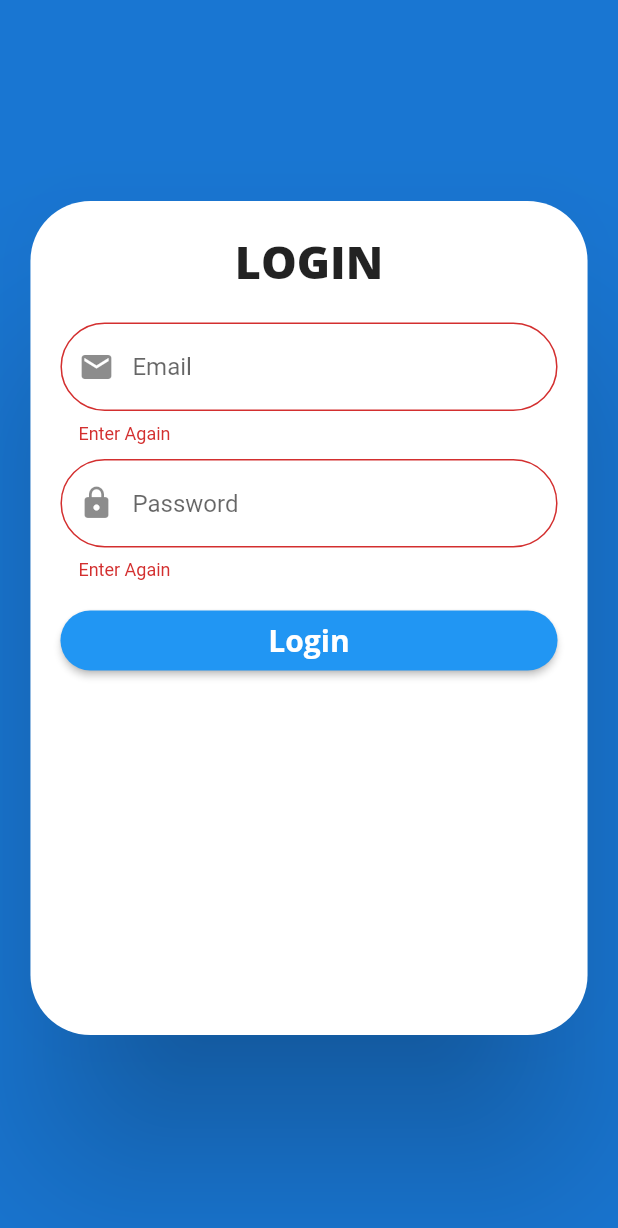
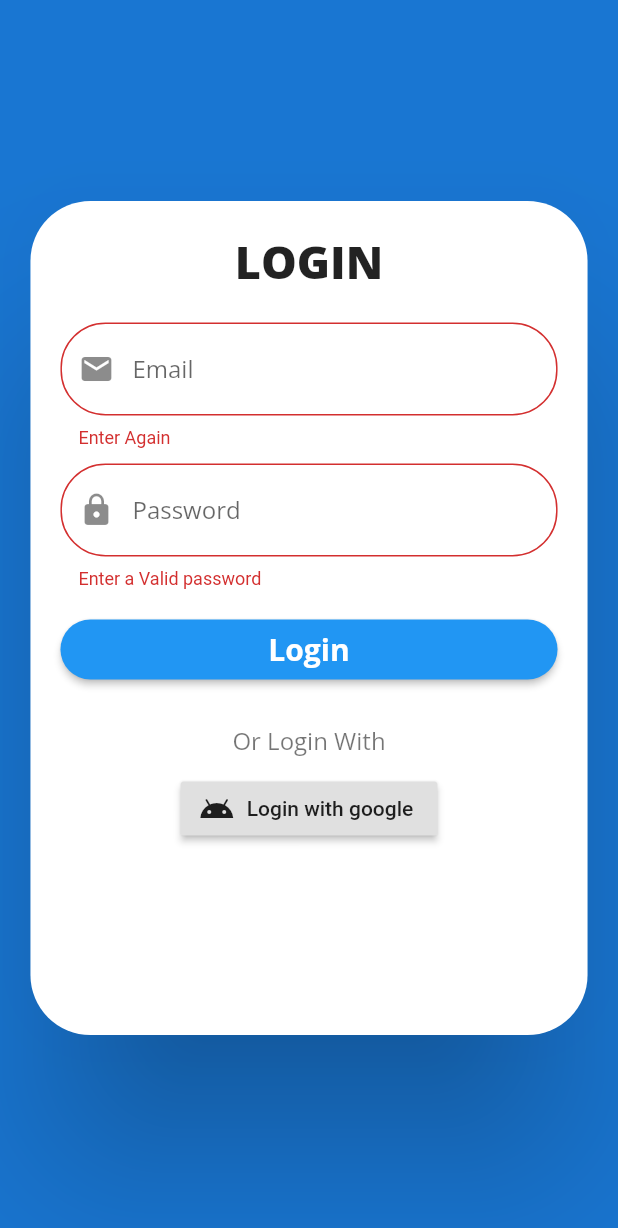
Before and after one commit to YashBagri4412/AuthScreen, a Flutter app: the screen it shows after launch, after a tap on "Login", on a phone screen of 412 x 824 dp. Shown: the top 1228 px of the screen. Run offline on Flutter 3.47's test engine with Material 2 defaults, Android fonts, the phone set to English and light mode, and no system bars; our stand-ins replace google_fonts.

Commit message:
added google sign in button styling not done

```diff
--- a/lib/Screens/auth_screen.dart
+++ b/lib/Screens/auth_screen.dart
@@ -12,11 +12,17 @@ class _AuthScreenState extends State<AuthScreen> {
   final _passWordFocus = new FocusNode();
   final _passWordController = new TextEditingController();
   bool _isLogin = true;
+  String _userName;
+  String _passWord;
 
   void validateTheData() {
-    print("pressed for validate");
-    print(_key.currentState.validate());
     FocusScope.of(context).unfocus();
+    if (_key.currentState.validate()) {
+      _userName = _userNameController.text.toString();
+      _passWord = _passWordController.text.toString();
+      print(_userName);
+      print(_passWord);
+    }
   }
 
   @override
@@ -93,10 +99,12 @@ class _AuthScreenState extends State<AuthScreen> {
                         ),
                       ),
                       validator: (value) {
-                        if (value.isEmpty || value.length < 4) {
-                          //TODO:Validate Password........
+                        if (value.isEmpty) {
                           _passWordController.clear();
-                          return "Enter Again";
+                          return "Enter a Valid password";
+                        } else if (value.length < 4) {
+                          _passWordController.clear();
+                          return "enter a password more than 4 characters";
                         }
                         return null;
                       },
@@ -121,6 +129,26 @@ class _AuthScreenState extends State<AuthScreen> {
                         onPressed: validateTheData,
                       ),
                     ),
+                    SizedBox(
+                      height: 30,
+                    ),
+                    Text(
+                      "Or Login With",
+                      style: Theme.of(context).textTheme.subtitle1,
+                    ),
+                    SizedBox(
+                      height: 10,
+                    ),
+                    Row(
+                      mainAxisAlignment: MainAxisAlignment.center,
+                      children: [
+                        RaisedButton.icon(
+                          icon: Icon(Icons.android),
+                          label: Text("Login with google"),
+                          onPressed: () {},
+                        ),
+                      ],
+                    ),
                   ],
                 ),
               ),
--- a/lib/main.dart
+++ b/lib/main.dart
@@ -22,7 +22,12 @@ class MyApp extends StatelessWidget {
             color: Colors.black87,
           ),
           headline6: GoogleFonts.openSans(
-              color: Colors.white, fontWeight: FontWeight.w700),
+            color: Colors.white,
+            fontWeight: FontWeight.w700,
+          ),
+          subtitle1: GoogleFonts.openSans(
+            color: Colors.black54,
+          ),
         ),
       ),
       home: AuthScreen(),
```
